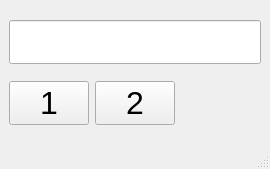
The window that mainwindow.ui (v1ab1/QT_calculator) describes before a commit, drawn with Qt 5.
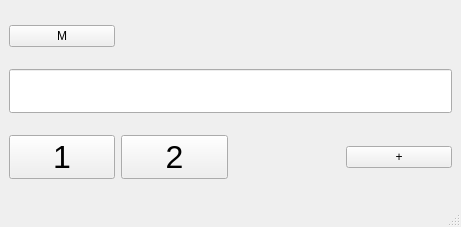
The same window after the commit.

Diff of the .ui file:
```diff
--- a/mainwindow.ui
+++ b/mainwindow.ui
@@ -6,8 +6,8 @@
    <rect>
     <x>0</x>
     <y>0</y>
-    <width>270</width>
-    <height>169</height>
+    <width>461</width>
+    <height>227</height>
    </rect>
   </property>
   <property name="windowTitle">
@@ -15,7 +15,7 @@
   </property>
   <widget class="QWidget" name="centralwidget">
    <layout class="QGridLayout" name="gridLayout">
-    <item row="1" column="0">
+    <item row="2" column="0">
      <widget class="QPushButton" name="pb1">
       <property name="font">
        <font>
@@ -27,7 +27,14 @@
       </property>
      </widget>
     </item>
-    <item row="0" column="0" colspan="3">
+    <item row="2" column="3">
+     <widget class="QPushButton" name="plusButton">
+      <property name="text">
+       <string>+</string>
+      </property>
+     </widget>
+    </item>
+    <item row="1" column="0" colspan="4">
      <widget class="QLineEdit" name="leInput">
       <property name="font">
        <font>
@@ -42,7 +49,7 @@
       </property>
      </widget>
     </item>
-    <item row="1" column="1">
+    <item row="2" column="1">
      <widget class="QPushButton" name="pb2">
       <property name="font">
        <font>
@@ -54,6 +61,29 @@
       </property>
      </widget>
     </item>
+    <item row="0" column="2" colspan="2">
+     <widget class="QLabel" name="historyLabel">
+      <property name="maximumSize">
+       <size>
+        <width>300</width>
+        <height>50</height>
+       </size>
+      </property>
+      <property name="text">
+       <string/>
+      </property>
+      <property name="alignment">
+       <set>Qt::AlignmentFlag::AlignRight|Qt::AlignmentFlag::AlignTrailing|Qt::AlignmentFlag::AlignVCenter</set>
+      </property>
+     </widget>
+    </item>
+    <item row="0" column="0">
+     <widget class="QPushButton" name="saveValueButton">
+      <property name="text">
+       <string>M</string>
+      </property>
+     </widget>
+    </item>
    </layout>
   </widget>
   <widget class="QMenuBar" name="menubar">
```
Left out of the diff: 6 changed lines with no effect on the pictures.
